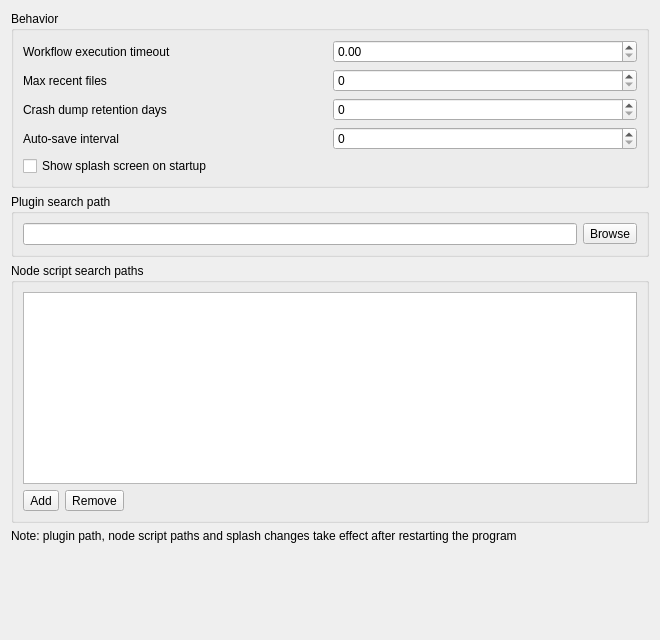
Above: src/APP/SettingPages/DASettingPageAdvanced.ui from czyt1988/data-workbench before the change. Below: the same form after it.
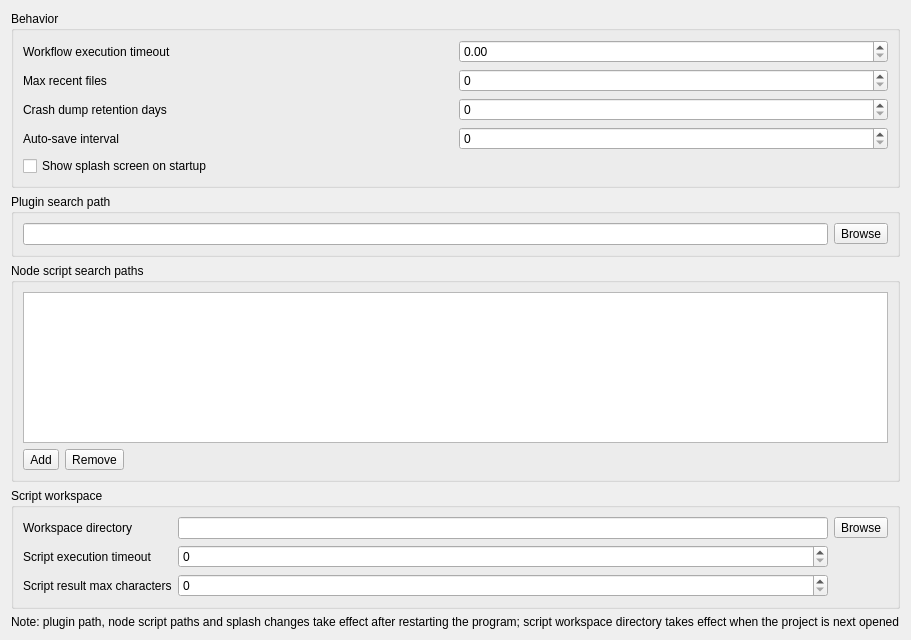
That is the form after the change.

Commit message:
实现：脚本工作区 + 共享命名空间执行引擎（按 .plan/workspace-design-plan.md）
- DAPyScriptRunner：共享持久命名空间执行引擎（可取消超时/重入防护/类型感知序列化）
- 工程文件新增 workspace/：APP-local 归档任务、加载前预检（内容 MD5 指纹）、延迟置脏
- agent 工具 run_script / run_code（含路径遍历防护）
- 工程版本 1.3.0 → 1.4.0，旧文件加载升级提示
- 设置页新增工作区目录/超时/结果字符数配置；文档与 agent 系统提示词更新
- 修复 3rdparty DLL 部署白名单遗漏 spdlog（build 目录运行报 0xC0000135）

Patch:
```diff
--- a/src/APP/SettingPages/DASettingPageAdvanced.ui
+++ b/src/APP/SettingPages/DASettingPageAdvanced.ui
@@ -132,10 +132,56 @@
      </layout>
     </widget>
    </item>
+   <item>
+    <widget class="QGroupBox" name="groupBoxScriptWorkspace">
+     <property name="title">
+      <string>Script workspace</string>
+     </property>
+     <layout class="QGridLayout" name="gridLayoutScriptWorkspace">
+      <item row="0" column="0">
+       <widget class="QLabel" name="labelWorkspaceDir">
+        <property name="text">
+         <string>Workspace directory</string>
+        </property>
+       </widget>
+      </item>
+      <item row="0" column="1">
+       <widget class="QLineEdit" name="lineEditWorkspaceDir"/>
+      </item>
+      <item row="0" column="2">
+       <widget class="QToolButton" name="toolButtonWorkspaceDirBrowse">
+        <property name="text">
+         <string>Browse</string>
+        </property>
+       </widget>
+      </item>
+      <item row="1" column="0">
+       <widget class="QLabel" name="labelScriptTimeout">
+        <property name="text">
+         <string>Script execution timeout</string>
+        </property>
+       </widget>
+      </item>
+      <item row="1" column="1">
+       <widget class="QSpinBox" name="spinBoxScriptTimeout"/>
+      </item>
+      <item row="2" column="0">
+       <widget class="QLabel" name="labelScriptResultMaxChars">
+        <property name="text">
+         <string>Script result max characters</string>
+        </property>
+       </widget>
+      </item>
+      <item row="2" column="1">
+       <widget class="QSpinBox" name="spinBoxScriptResultMaxChars"/>
+      </item>
+     </layout>
+    </widget>
+   </item>
    <item>
     <widget class="QLabel" name="labelRestartHint">
      <property name="text">
-      <string>Note: plugin path, node script paths and splash changes take effect after restarting the program</string>
+      <string>Note: plugin path, node script paths and splash changes take effect after restarting the program; script workspace directory takes effect when the project is next opened</string>
      </property>
     </widget>
    </item>
```
The commit also changes 24 other files.
